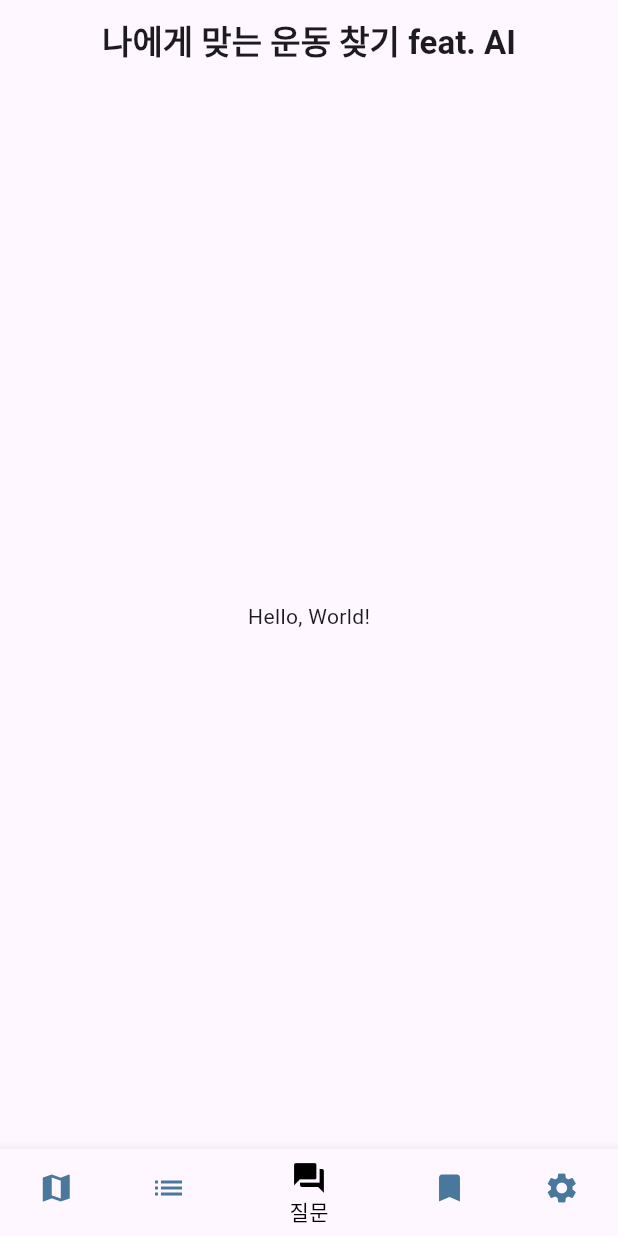
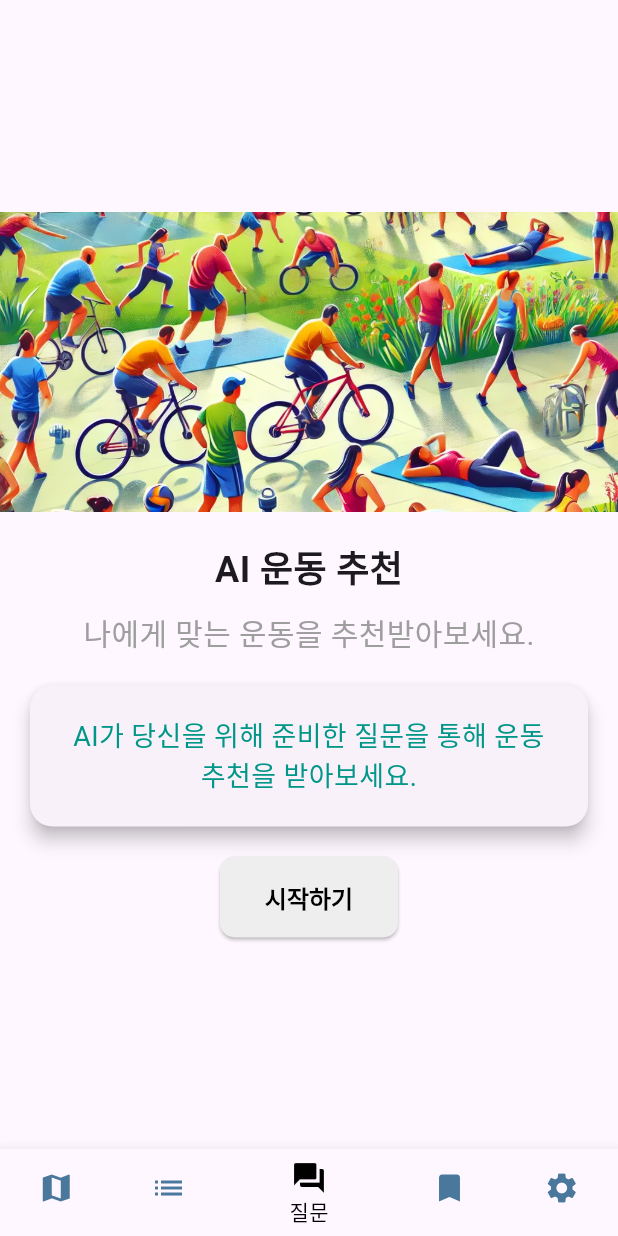
Before and after one commit to juntae123456/eodego_app, a Flutter app: the screen it shows after launch, item 3 of the bottom bar chosen, on a phone screen of 412 x 824 dp. Run offline on Flutter 3.47's test engine with Material 3 defaults, Android fonts, the phone set to English and light mode, and no system bars; our stand-ins replace flutter_dotenv, geocoding, google_maps_flutter, location.

Commit message:
질문화면 완성

```diff
--- a/lib/screen/content_page.dart
+++ b/lib/screen/content_page.dart
@@ -1,37 +1,93 @@
 import 'package:flutter/material.dart';
-import 'widget/Custom_bottom_navigation_bar.dart';
+import 'widget/question_sheet.dart';
+import 'widget/custom_bottom_navigation_bar.dart';
 
 class ContentPage extends StatefulWidget {
   const ContentPage({super.key});
+
   @override
   _ContentPageState createState() => _ContentPageState();
 }
 
 class _ContentPageState extends State<ContentPage> {
   int _selectedIndex = 2;
+  bool _showQuestionSheet = false;
 
   void _onItemTapped(int index) {
     if (_selectedIndex == index) {
-      return; // 현재 페이지와 같은 경우 아무 작업도 하지 않음
+      return;
     }
     setState(() {
       _selectedIndex = index;
     });
   }
 
+  void _startQuestionnaire() {
+    setState(() {
+      _showQuestionSheet = true;
+    });
+  }
+
   @override
   Widget build(BuildContext context) {
     return Scaffold(
-      appBar: AppBar(
-        automaticallyImplyLeading: false,
-        title: const Center(
-          child: Text('나에게 맞는 운동 찾기 feat. AI',
-              style: TextStyle(fontWeight: FontWeight.bold)),
-        ),
-      ),
-      body: Center(
-        child: Text('Hello, World!'),
-      ),
+      body: _showQuestionSheet
+          ? const QuestionSheet()
+          : Center(
+              child: Column(
+                mainAxisAlignment: MainAxisAlignment.center,
+                children: [
+                  Image.asset(
+                    'assets/images/question/question_img.png',
+                    height: 200,
+                    width: double.infinity,
+                    fit: BoxFit.cover,
+                  ),
+                  const SizedBox(height: 20),
+                  const Text(
+                    'AI 운동 추천',
+                    style: TextStyle(fontSize: 24, fontWeight: FontWeight.bold),
+                  ),
+                  const SizedBox(height: 10),
+                  const Text(
+                    '나에게 맞는 운동을 추천받아보세요.',
+                    style: TextStyle(fontSize: 20, color: Colors.grey),
+                  ),
+                  const SizedBox(height: 20),
+                  Card(
+                    elevation: 5,
+                    shape: RoundedRectangleBorder(
+                      borderRadius: BorderRadius.circular(15),
+                    ),
+                    margin: const EdgeInsets.symmetric(horizontal: 20),
+                    child: Padding(
+                      padding: const EdgeInsets.all(20),
+                      child: const Text(
+                        'AI가 당신을 위해 준비한 질문을 통해 운동 추천을 받아보세요.',
+                        textAlign: TextAlign.center,
+                        style: TextStyle(fontSize: 18, color: Colors.teal),
+                      ),
+                    ),
+                  ),
+                  const SizedBox(height: 20),
+                  ElevatedButton(
+                    onPressed: _startQuestionnaire,
+                    style: ElevatedButton.styleFrom(
+                      backgroundColor: Colors.grey[200],
+                      padding: const EdgeInsets.symmetric(
+                          horizontal: 30, vertical: 15),
+                      textStyle: const TextStyle(
+                          fontSize: 16, fontWeight: FontWeight.bold),
+                      shape: RoundedRectangleBorder(
+                        borderRadius: BorderRadius.circular(10.0),
+                      ),
+                    ),
+                    child: const Text('시작하기',
+                        style: TextStyle(color: Colors.black)),
+                  ),
+                ],
+              ),
+            ),
       bottomNavigationBar: CustomBottomNavigationBar(
         currentIndex: _selectedIndex,
         onTap: _onItemTapped,
--- /dev/null
+++ b/lib/screen/widget/question_sheet.dart
@@ -0,0 +1,17 @@
+import 'package:flutter/material.dart';
+
+class QuestionSheet extends StatefulWidget {
+  const QuestionSheet({Key? key}) : super(key: key);
+
+  @override
+  _QuestionSheetState createState() => _QuestionSheetState();
+}
+
+class _QuestionSheetState extends State<QuestionSheet> {
+  @override
+  Widget build(BuildContext context) {
+    return Container(
+      child: Text('QuestionSheet'),
+    );
+  }
+}
--- a/pubspec.yaml
+++ b/pubspec.yaml
@@ -27,3 +27,4 @@ flutter:
   assets:
     - .env
     - assets/images/splash/splash_screen.png
+    - assets/images/question/question_img.png
```
Also changed, not shown: assets/images/question/question_img.png (added).
